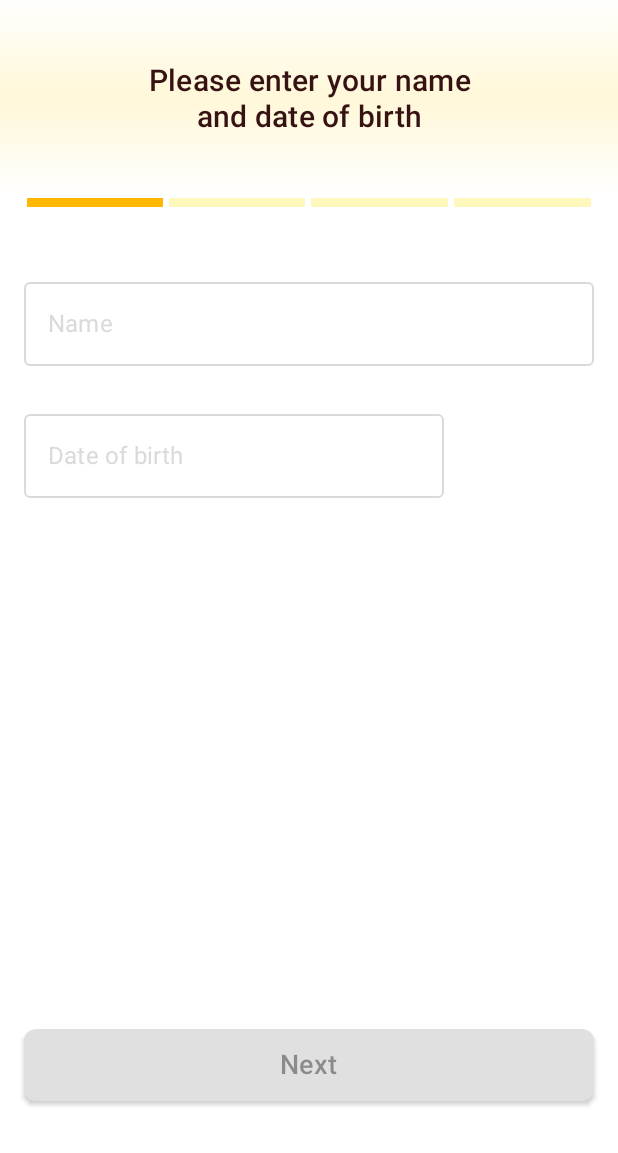
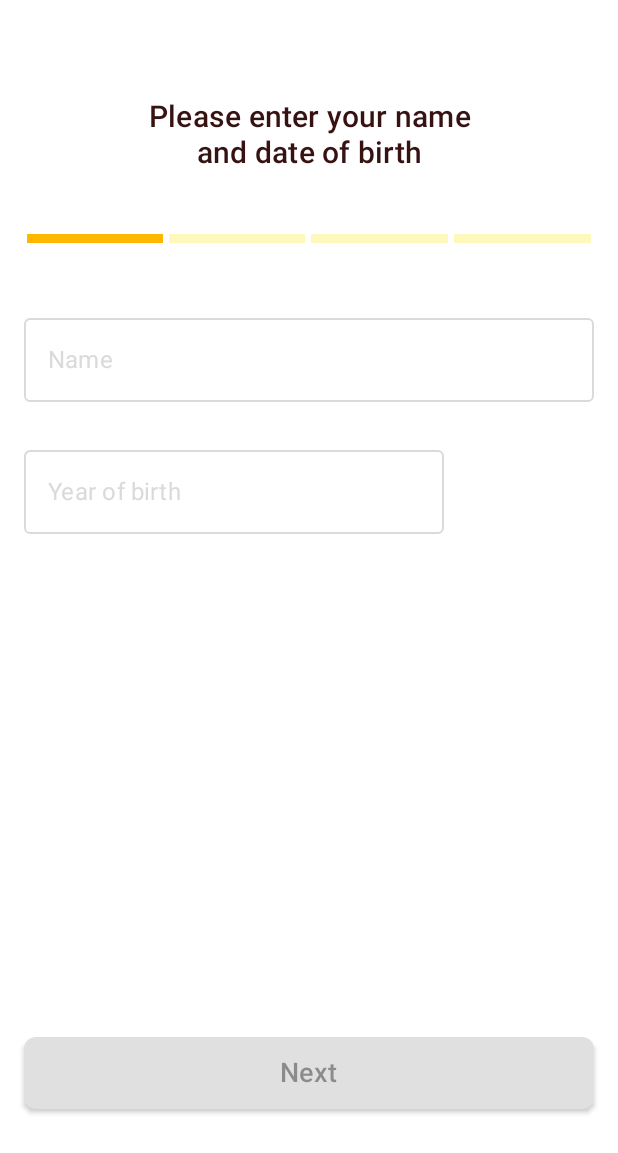
Before and after one commit to ElenaIbr/Sunscreen, an Android app built with Jetpack Compose: the screen it shows after launch (MainActivity), on a phone screen of 412 x 824 dp. Shown: the top 1153 px of the screen. Run offline under Robolectric (Android 15) with nearby library versions, the light colour scheme and no system bars; our stand-ins replace Dagger/Hilt's generated code, Room's generated code, accompanist.

Commit message:
Fixed QuestionnaireScreen

```diff
--- a/app/src/main/java/com/example/sunscreen/ui/components/InputField.kt
+++ b/app/src/main/java/com/example/sunscreen/ui/components/InputField.kt
@@ -1,26 +1,25 @@
 package com.example.sunscreen.ui.components
 
-import androidx.compose.foundation.clickable
 import androidx.compose.foundation.layout.fillMaxWidth
-import androidx.compose.foundation.layout.padding
 import androidx.compose.foundation.shape.RoundedCornerShape
 import androidx.compose.foundation.text.KeyboardActions
 import androidx.compose.foundation.text.KeyboardOptions
 import androidx.compose.material.MaterialTheme
 import androidx.compose.material3.ExperimentalMaterial3Api
-import androidx.compose.material3.Icon
 import androidx.compose.material3.OutlinedTextField
 import androidx.compose.material3.Text
 import androidx.compose.material3.TextFieldDefaults
 import androidx.compose.runtime.Composable
+import androidx.compose.runtime.mutableStateOf
 import androidx.compose.runtime.remember
 import androidx.compose.ui.Modifier
 import androidx.compose.ui.focus.FocusRequester
 import androidx.compose.ui.focus.focusRequester
+import androidx.compose.ui.focus.onFocusChanged
 import androidx.compose.ui.graphics.Color
 import androidx.compose.ui.res.colorResource
-import androidx.compose.ui.res.painterResource
 import androidx.compose.ui.text.input.ImeAction
+import androidx.compose.ui.text.input.KeyboardCapitalization
 import androidx.compose.ui.unit.dp
 import com.example.sunscreen.R
 
@@ -33,10 +32,16 @@ fun InputField(
     onDone: () -> Unit
 ) {
     val focusRequester = remember { FocusRequester() }
+    val isFocused = remember {
+        mutableStateOf(false)
+    }
 
     OutlinedTextField(
         modifier = Modifier
             .fillMaxWidth()
+            .onFocusChanged { focusState ->
+                isFocused.value = focusState.isFocused
+            }
             .focusRequester(focusRequester),
         value = value,
         onValueChange = onValueChange,
@@ -44,21 +49,24 @@ fun InputField(
         label = {
             Text(
                 text = title,
-                color = colorResource(id = R.color.text_field_color),
+                color = if (isFocused.value) colorResource(id = R.color.secondary_color_1)
+                else colorResource(id = R.color.text_field_color),
                 style = MaterialTheme.typography.subtitle1
             )
         },
         shape = RoundedCornerShape(4.dp),
         colors = TextFieldDefaults.outlinedTextFieldColors(
-            cursorColor = colorResource(id = R.color.text_field_color),
-            focusedBorderColor = colorResource(id = R.color.text_field_color),
+            focusedBorderColor = colorResource(id = R.color.secondary_color_1),
             unfocusedBorderColor = colorResource(id = R.color.text_field_color),
             containerColor = Color.White,
-            focusedLabelColor = colorResource(id = R.color.text_field_color),
+            focusedLabelColor = colorResource(id = R.color.secondary_color_1),
             unfocusedLabelColor = colorResource(id = R.color.text_field_color)
         ),
         textStyle = MaterialTheme.typography.subtitle1,
-        keyboardOptions = KeyboardOptions(imeAction = ImeAction.Done),
+        keyboardOptions = KeyboardOptions(
+            imeAction = ImeAction.Done,
+            capitalization = KeyboardCapitalization.Words
+        ),
         keyboardActions = KeyboardActions(
             onDone = {
                 onDone.invoke()
--- a/app/src/main/java/com/example/sunscreen/ui/components/InputYearField.kt
+++ b/app/src/main/java/com/example/sunscreen/ui/components/InputYearField.kt
@@ -8,12 +8,15 @@ import androidx.compose.material3.OutlinedTextField
 import androidx.compose.material3.Text
 import androidx.compose.material3.TextFieldDefaults
 import androidx.compose.runtime.Composable
+import androidx.compose.runtime.mutableStateOf
+import androidx.compose.runtime.remember
+import androidx.compose.ui.Modifier
+import androidx.compose.ui.focus.onFocusChanged
 import androidx.compose.ui.graphics.Color
 import androidx.compose.ui.res.colorResource
 import androidx.compose.ui.text.input.KeyboardType
 import androidx.compose.ui.unit.dp
 import com.example.sunscreen.R
-import com.example.sunscreen.utils.DateTransformation
 
 @OptIn(ExperimentalMaterial3Api::class)
 @Composable
@@ -22,9 +25,16 @@ fun InputYearField(
     value: String,
     onValueChange: (String) -> Unit
 ) {
-    val maxChar = 8
+    val maxChar = 4
+    val isFocused = remember {
+        mutableStateOf(false)
+    }
 
     OutlinedTextField(
+        modifier = Modifier
+            .onFocusChanged { focusState ->
+                isFocused.value = focusState.isFocused
+            },
         value = value,
         onValueChange = {
             if (it.length <= maxChar) {
@@ -35,28 +45,27 @@ fun InputYearField(
         label = {
             Text(
                 text = title,
-                color = colorResource(id = R.color.text_field_color),
+                color = if (isFocused.value) colorResource(id = R.color.secondary_color_1)
+                else colorResource(id = R.color.text_field_color),
                 style = MaterialTheme.typography.subtitle1
             )
         },
         shape = RoundedCornerShape(4.dp),
         colors = TextFieldDefaults.outlinedTextFieldColors(
-            cursorColor =  colorResource(id = R.color.text_field_color),
-            focusedBorderColor =  colorResource(id = R.color.text_field_color),
+            focusedBorderColor = colorResource(id = R.color.secondary_color_1),
             unfocusedBorderColor = colorResource(id = R.color.text_field_color),
             containerColor = Color.White,
-            focusedLabelColor =  colorResource(id = R.color.text_field_color),
-            unfocusedLabelColor =  colorResource(id = R.color.text_field_color)
+            focusedLabelColor = colorResource(id = R.color.secondary_color_1),
+            unfocusedLabelColor = colorResource(id = R.color.text_field_color)
         ),
         textStyle = MaterialTheme.typography.subtitle1,
         placeholder = {
             Text(
-                text = "dd/mm/yyyy",
+                text = "YYYY",
                 color =  colorResource(id = R.color.text_field_color),
                 style = MaterialTheme.typography.subtitle1
             )
         },
-        visualTransformation = DateTransformation(),
         keyboardOptions = KeyboardOptions(
             keyboardType = KeyboardType.NumberPassword
         )
--- a/app/src/main/java/com/example/sunscreen/ui/questionnaire/QuestionnaireScreen.kt
+++ b/app/src/main/java/com/example/sunscreen/ui/questionnaire/QuestionnaireScreen.kt
@@ -21,7 +21,6 @@ import androidx.compose.runtime.getValue
 import androidx.compose.ui.Alignment
 import androidx.compose.ui.ExperimentalComposeUiApi
 import androidx.compose.ui.Modifier
-import androidx.compose.ui.graphics.Brush
 import androidx.compose.ui.graphics.Color
 import androidx.compose.ui.platform.LocalFocusManager
 import androidx.compose.ui.platform.LocalSoftwareKeyboardController
@@ -29,6 +28,7 @@ import androidx.compose.ui.res.colorResource
 import androidx.compose.ui.res.dimensionResource
 import androidx.compose.ui.res.stringResource
 import androidx.compose.ui.text.style.TextAlign
+import androidx.compose.ui.unit.dp
 import androidx.hilt.navigation.compose.hiltViewModel
 import com.example.domain.models.UserModel
 import com.example.sunscreen.R
@@ -80,18 +80,11 @@ fun QuestionnaireScreen(
                 .fillMaxSize()
                 .background(Color.White)
         ) {
-            Column {
             Box(
                 modifier = Modifier
                     .fillMaxWidth()
-                        .background(
-                            brush = Brush.verticalGradient(
-                                colors = listOf(
-                                    Color.White,
-                                    colorResource(id = R.color.color_gradient_7),
-                                    Color.White
-                                )
-                            )
+                    .padding(
+                        top = 24.dp
                     ),
                 contentAlignment = Alignment.Center
             ) {
@@ -132,7 +125,6 @@ fun QuestionnaireScreen(
                     )
                 }
             }
-            }
             Column(
                 Modifier
                     .weight(0.55F)
@@ -160,7 +152,7 @@ fun QuestionnaireScreen(
                             value = questionsState.birthDate,
                             onValueChange = { value ->
                                 viewModel.setBirthDate(value)
-                                if (value.length == 8) {
+                                if (value.length == 4) {
                                     keyboardController?.hide()
                                     focusManager.clearFocus()
                                 }
@@ -199,7 +191,6 @@ fun QuestionnaireScreen(
                     }
                 }
             }
-
             Row(
                 modifier = Modifier
                     .fillMaxWidth()
@@ -232,7 +223,7 @@ fun QuestionnaireScreen(
                     else stringResource(id = R.string.next),
                     buttonState = when (questionsState.questionStep) {
                         QuestionStep.PersonalData -> {
-                            if (questionsState.userName.isNotEmpty() && questionsState.birthDate.length == 8) ButtonState.DEFAULT
+                            if (questionsState.userName.isNotEmpty() && questionsState.birthDate.length == 4) ButtonState.DEFAULT
                             else ButtonState.DISABLED
                         }
                         QuestionStep.SkinType -> {
--- a/app/src/main/res/values/strings.xml
+++ b/app/src/main/res/values/strings.xml
@@ -15,7 +15,7 @@
     <string name="next">Next</string>
     <string name="complete">Complete</string>
     <string name="name">Name</string>
-    <string name="dateOfBirth">Date of birth</string>
+    <string name="dateOfBirth">Year of birth</string>
     <string name="save">Save</string>
 
     <string name="reminders_notification_channel_id">1</string>
```
Lines whose indentation alone changed are shown as unchanged.
